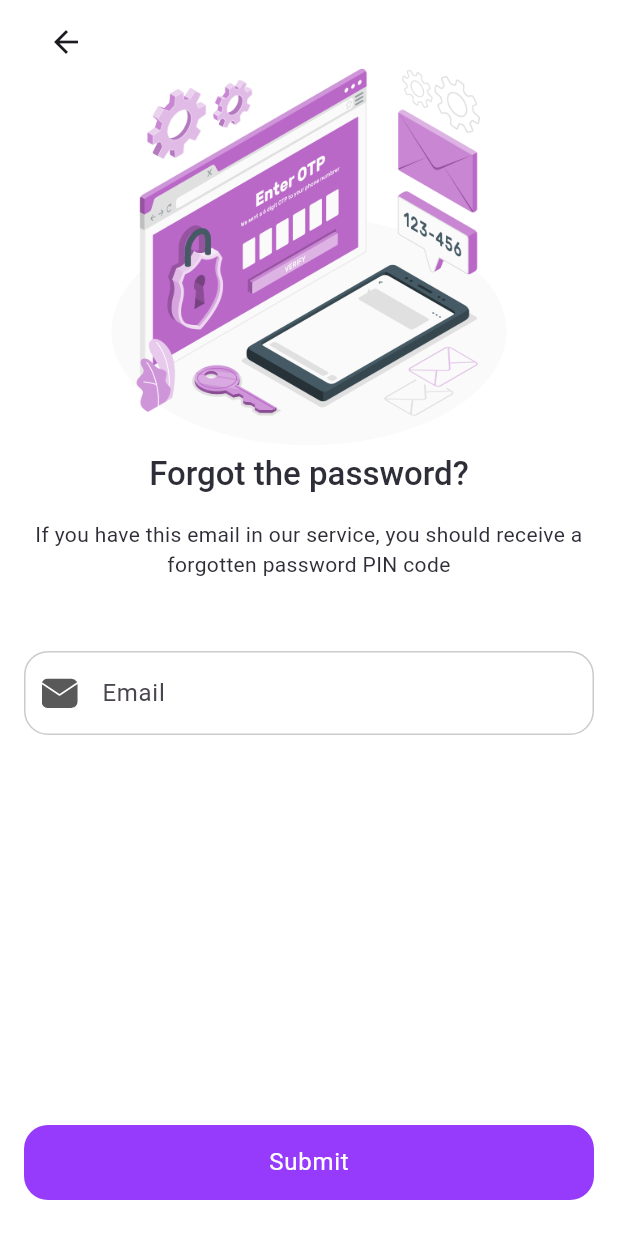
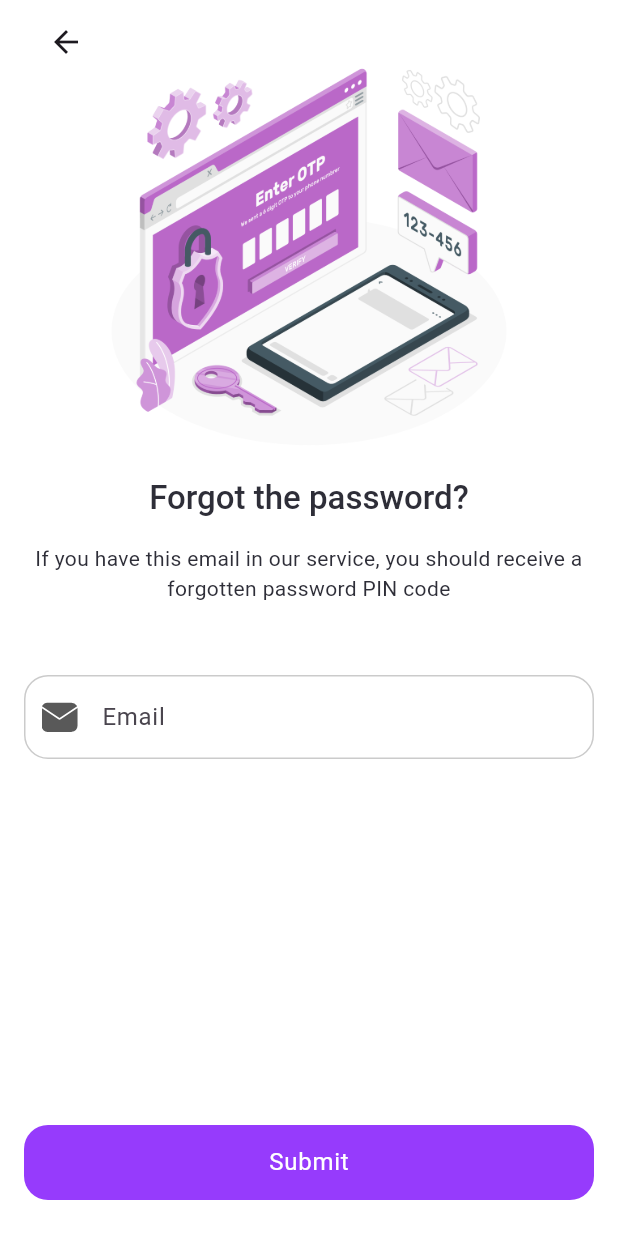
Before and after one commit to ales-dev-studio/Flutter-Email-Authentication, a Flutter app: the screen it shows after launch, after a tap on "Continue with email", after a tap on "Sign in", after a tap on "Forgot the password?", on a phone screen of 412 x 824 dp. Run offline on Flutter 3.47's test engine with Material 3 defaults, Android fonts, the light colour scheme and no system bars; drawn by our look-alikes of keyboard_dismisser; our stand-ins replace animate_do, bloc, cached_network_image, connectivity_plus, dio, flutter_bloc and 8 more; missing offline and left inert: slang, webview_flutter_wkwebview; generated files the repository leaves out were written again; Roboto replaces fonts that are missing (Jaldi).

Commit message:
Fix some bugs

```diff
--- a/lib/features/authentication/presentation/screens/authentication_screen.dart
+++ b/lib/features/authentication/presentation/screens/authentication_screen.dart
@@ -1,13 +1,11 @@
 import 'package:animate_do/animate_do.dart';
 import 'package:flutter/material.dart';
 import 'package:flutter_authentication_screens_ui/core/gen/assets.gen.dart';
-import 'package:flutter_bloc/flutter_bloc.dart';
 import 'package:go_router/go_router.dart';
 import '../../../../core/localization/i18n/translations.g.dart';
 import '../../../../core/routes/go_routes_path.dart';
 import '../../../../core/theme/colors.dart';
 import '../../../../core/theme/dimens.dart';
-import '../../../../core/utils/check_desktop_size.dart';
 import '../../../../core/utils/check_platforms.dart';
 import '../../../../core/utils/check_theme_status.dart';
 import '../../../../core/utils/full_screen_dialog.dart';
@@ -17,7 +15,7 @@ import '../../../../core/widgets/app_space.dart';
 import '../../../../core/widgets/app_web_view_widget.dart';
 import '../../../../core/widgets/buttons/app_button.dart';
 import '../../../../core/widgets/typography/app_title_large_text.dart';
-import '../bloc/authentication_cubit.dart';
+import '../widgets/continue_with_sso_widget.dart';
 
 class AuthenticationScreen extends StatelessWidget {
   const AuthenticationScreen({super.key});
@@ -31,22 +29,16 @@ class AuthenticationScreen extends StatelessWidget {
           spacing: Dimens.largePadding,
           mainAxisAlignment: MainAxisAlignment.spaceBetween,
           children: [
-            Column(
-              children: [
-                AppVSpace(
-                  space:
-                      checkVerySmallDeviceSize(context)
-                          ? Dimens.padding
-                          : Dimens.largePadding,
-                ),
-                SizedBox(
+            Expanded(
+              child: Center(
+                child: SizedBox(
                   width: 250.0,
                   child: Image.asset(
                     Assets.images.authentication.path,
                     fit: BoxFit.fitWidth,
                   ),
                 ),
-              ],
+              ),
             ),
             Column(
               mainAxisSize: MainAxisSize.min,
@@ -64,28 +56,16 @@ class AuthenticationScreen extends StatelessWidget {
                   ),
                 ),
                 const AppVSpace(space: Dimens.padding),
-                Column(
-                  spacing: Dimens.padding,
-                  children: [
                 AppButton(
                   title: t.continueWithEmail,
                   onPressed: () async {
                     context.goNamed(GoRoutesPath.signIn);
                   },
                 ),
-                    AppButton(
-                      title: t.continueWithGoogle,
-                      onPressed: () {
-                        context.read<AuthenticationCubit>().authWithGoogle(
-                          onSuccess: () {},
-                        );
-                      },
-                      color:
-                          checkDarkMode(context)
-                              ? AppColors.lightBlackColor
-                              : null,
-                    ),
-                  ],
+                const AppVSpace(space: Dimens.padding),
+                Padding(
+                  padding: const EdgeInsets.only(top: Dimens.padding),
+                  child: ContinueWithSsoWidget(),
                 ),
                 const AppVSpace(space: Dimens.largePadding),
                 Text(t.acceptTC),
--- a/lib/features/authentication/presentation/screens/forgot_password.dart
+++ b/lib/features/authentication/presentation/screens/forgot_password.dart
@@ -57,10 +57,10 @@ class _ForgotPasswordState extends State<ForgotPassword> {
                             : Dimens.largePadding,
                   ),
                   Column(
+                    spacing: Dimens.largePadding,
                     children: [
                       AuthIllustration(width: 270),
                       AppTitleLargeText(t.forgotPass),
-                      const AppVSpace(),
                       Text(
                         t.forgotPassDesc,
                         textAlign: TextAlign.center,
```
Lines whose indentation alone changed are shown as unchanged.
